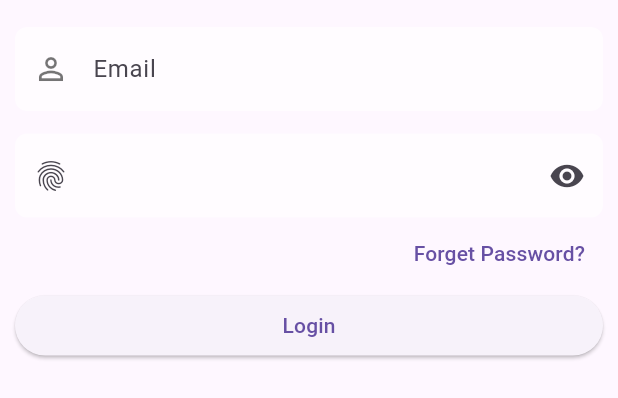
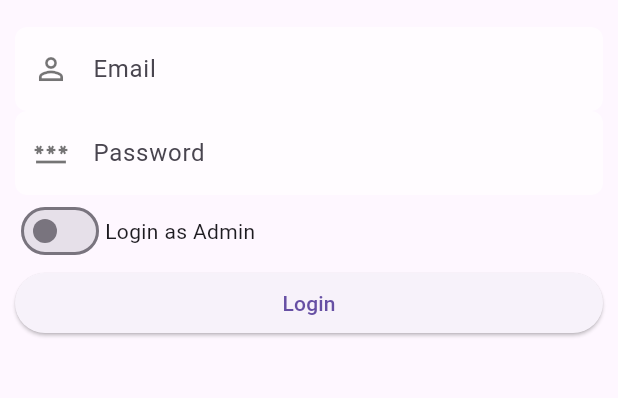
Before and after one commit to tashrif-alive/hawaii, a Flutter app: the LoginForm widget shown alone on an empty page, opened directly, on a phone screen of 412 x 824 dp. Shown: the top 398 px of the screen. Run offline on Flutter 3.47's test engine with Material 3 defaults, Android fonts, the light colour scheme and no system bars; our stand-ins replace cloud_firestore, firebase_auth, firebase_core, fluentui_icons, font_awesome_flutter, get and 1 more; accounts and stored records are empty.

Commit message:
sign in fix

```diff
--- a/lib/common/signIn/login_form_widget.dart
+++ b/lib/common/signIn/login_form_widget.dart
@@ -1,23 +1,16 @@
-import 'package:flutter/cupertino.dart';
 import 'package:flutter/material.dart';
 import 'package:get/get.dart';
-import 'package:get/get_core/src/get_main.dart';
-import 'package:get/get_rx/src/rx_types/rx_types.dart';
-import 'package:hawaii/common/forget_password/buildshowmodalbottomsheet.dart';
 import 'package:hawaii/controllers/signin_controller.dart';
 
+import '../../controllers/singup_controller.dart';
 
 class LoginForm extends StatelessWidget {
-  LoginForm({
-    Key? key,
-  }) : super(key: key);
-
-  RxBool isVisible = true.obs;
   static final _formKey = GlobalKey<FormState>();
 
   @override
   Widget build(BuildContext context) {
-    final loginController = Get.put(LoginController());
+    final loginController = Get.put(SignInController());
+
     return Form(
       key: _formKey,
       child: Container(
@@ -27,17 +20,14 @@ class LoginForm extends StatelessWidget {
           children: [
             TextFormField(
               keyboardType: TextInputType.emailAddress,
-              controller: loginController.email,
+              controller: SignUpController.instance.email,
               validator: (value) {
-                // Is Empty Validation
                 if (value == null || value.isEmpty) {
                   return 'Email is Required!';
                 }
-                // Email Field Validation
                 if (!RegExp(r'\S+@\S+\.\S+').hasMatch(value)) {
                   return "Please Enter a Valid Email";
                 }
-                // Return Null If Valid
                 return null;
               },
               decoration: InputDecoration(
@@ -48,63 +38,64 @@ class LoginForm extends StatelessWidget {
                 hintText: "Email",
                 border: OutlineInputBorder(
                   borderRadius: BorderRadius.circular(8),
-                      borderSide: BorderSide.none),
+                  borderSide: BorderSide.none,
+                ),
                 fillColor: Colors.white60,
-                  filled: true),
+                filled: true,
               ),
-            const SizedBox(
-              height: 15,
             ),
-            Obx(
-              () => TextFormField(
-                obscureText: isVisible.value,
-                controller: loginController.password,
+            TextFormField(
+              keyboardType: TextInputType.visiblePassword,
+              controller: SignUpController.instance.password,
               validator: (value) {
-                  // Is Empty Validation
                 if (value == null || value.isEmpty) {
                   return 'Password is Required!';
                 }
-                  // Return Null If Valid
+                // You can add more conditions for password validation if needed
                 return null;
               },
               decoration: InputDecoration(
-                  prefixIcon: Icon(Icons.fingerprint),
+                prefixIcon: const Icon(
+                  Icons.password,
+                  color: Colors.black54,
+                ),
+                hintText: "Password",
                 border: OutlineInputBorder(
                   borderRadius: BorderRadius.circular(8),
-                      borderSide: BorderSide.none),
+                  borderSide: BorderSide.none,
+                ),
                 fillColor: Colors.white60,
                 filled: true,
-                  suffixIcon: IconButton(
-                    onPressed: () => passVisibility(),
-                    icon: isVisible.value
-                        ? Icon(Icons.visibility)
-                        : Icon(Icons.visibility_off),
               ),
             ),
+            // ... (other form fields)
+
+            Row(
+              children: [
+                Obx(() => Switch(
+                  value: loginController.isAdmin.value,
+                  onChanged: (value) {
+                    loginController.setAdminStatus(value);
+                  },
+                )),
+                Text(
+                  "Login as Admin",
+                  style: Theme.of(context).textTheme.bodyMedium,
                 ),
+              ],
             ),
-            SizedBox(),
-            Align(
-              alignment: Alignment.centerRight,
-              child: TextButton(
-                onPressed: () {
-                  ForgetPasswordScreen.buildShowModalBottomSheet(context);
-                },
-                child: Text("Forget Password?"),
-              ),
-            ),
-            SizedBox(),
+
+            // ... (other form fields)
+
             SizedBox(
               width: double.infinity,
               child: ElevatedButton(
                 onPressed: () {
                   if (_formKey.currentState!.validate()) {
-                    LoginController.instance.loginUser(
-                        loginController.email.text.trim(),
-                        loginController.password.text.trim());
+                    loginController.login();
                   }
                 },
-                child: Text("Login"),
+                child: Text('Login'),
               ),
             ),
           ],
@@ -112,8 +103,4 @@ class LoginForm extends StatelessWidget {
       ),
     );
   }
-
-  passVisibility() {
-    isVisible.value = !isVisible.value;
 }
-}
--- a/lib/common/signUp/signup.dart
+++ b/lib/common/signUp/signup.dart
@@ -19,7 +19,7 @@ class SignUpScreen extends StatelessWidget {
           SingleChildScrollView(
             child: Column(
               crossAxisAlignment: CrossAxisAlignment.start,
-              children: const [
+              children:[
                 FormHeaderWidget(
                   image: 'assets/images/banners/login_animation.png',
                   title: "Hello!",
--- a/lib/controllers/signin_controller.dart
+++ b/lib/controllers/signin_controller.dart
@@ -1,18 +1,43 @@
-import 'package:flutter/cupertino.dart';
 import 'package:get/get.dart';
+import 'package:hawaii/controllers/singup_controller.dart';
+import 'package:hawaii/repositories/admin_repo/admin_repo.dart';
 import 'package:hawaii/repositories/auth_repo/auth_repo.dart';
 
-class LoginController extends GetxController {
-  static LoginController get instance => Get.find();
+class SignInController extends GetxController {
+  static SignInController get instance => Get.find();
 
-  // TextFormField Controllers To Get Form Data
+  RxBool isAdmin = false.obs;
 
-  // final fullName = TextEditingController();
-  // final phoneNum = TextEditingController();
-  final email = TextEditingController();
-  final password = TextEditingController();
+  void setAdminStatus(bool isAdmin) {
+    this.isAdmin.value = isAdmin;
+  }
 
-  void loginUser(String email, String password) {
-    AuthRepo.instance.loginEmailPass(email, password);
+  Future<void> login() async {
+    try {
+      final emailText = SignUpController.instance.email.text.trim();
+      final passwordText = SignUpController.instance.password.text.trim();
+
+      // Validate email and password if needed
+
+      if (isAdmin.value) {
+        // Check if the user is an admin
+        final isAdminUser = await AdminRepo.instance.isAdmin(emailText);
+
+        if (isAdminUser) {
+          // Handle login as admin
+          await AuthRepo.instance.loginEmailPass(emailText, passwordText);
+        } else {
+          // User is not an admin, handle accordingly
+          // You might want to show a message or take appropriate action
+          print('User is not an admin');
+        }
+      } else {
+        // Handle login as a regular user
+        await AuthRepo.instance.loginEmailPass(emailText, passwordText);
+      }
+    } catch (e) {
+      print('Error during login: $e');
+      // Handle error as needed
+    }
   }
 }
```
Also changed, not shown: lib/common/signUp/signup_form_widget.dart (+25 -44 lines), lib/controllers/singup_controller.dart (+25 -11 lines), lib/repositories/admin_repo/admin_repo.dart (+27 -13 lines). Lines whose indentation alone changed are shown as unchanged.
